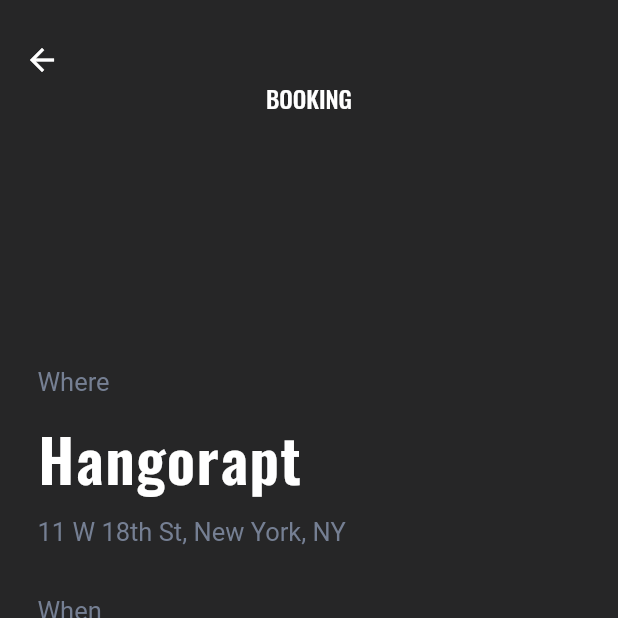
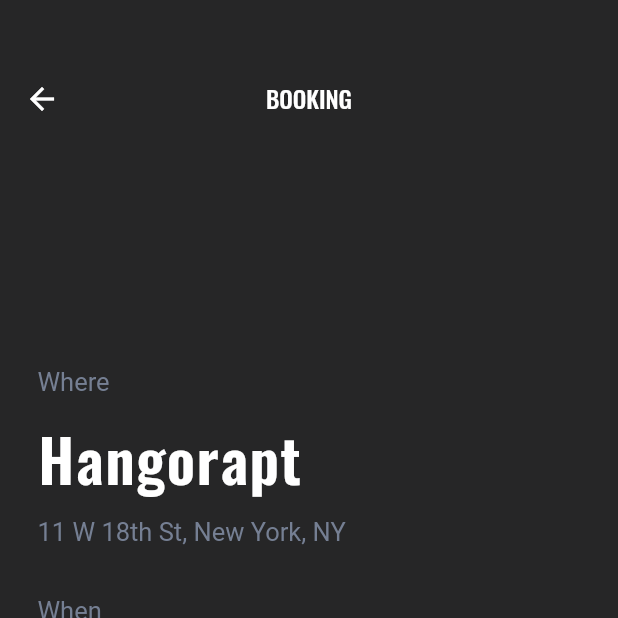
Before and after one commit to ChinmayShringi/Haircut_FlutterUI, a Flutter app: the screen it shows after launch, after a tap on "BOOK", on a phone screen of 412 x 824 dp, the top half of it. Run offline on Flutter 3.47's test engine with Material 2 defaults, Android fonts, the phone set to English and light mode, and no system bars.

Commit message:
add dynamic

```diff
--- a/lib/booking.dart
+++ b/lib/booking.dart
@@ -2,6 +2,12 @@ import 'package:flutter/material.dart';
 import 'package:thebarber/confirm.dart';
 
 class BookingPage extends StatefulWidget {
+  final String cut;
+  final String time;
+  final String date;
+  BookingPage(
+      {Key key, @required this.cut, @required this.time, @required this.date})
+      : super(key: key);
   @override
   _BookingPageState createState() => _BookingPageState();
 }
@@ -14,6 +20,14 @@ class _BookingPageState extends State<BookingPage> {
       backgroundColor: Color.fromRGBO(38, 38, 39, 1),
       appBar: AppBar(
         toolbarHeight: 80,
+        leading: Container(
+          padding: EdgeInsets.only(top: size.height / 18),
+          child: IconButton(
+            icon: Icon(Icons.arrow_back, color: Colors.white),
+            onPressed: () => Navigator.of(context).pop(),
+          ),
+        ),
+        automaticallyImplyLeading: false,
         elevation: 0.0,
         backgroundColor: Colors.transparent,
         title: Container(
@@ -88,7 +102,7 @@ class _BookingPageState extends State<BookingPage> {
                 Container(
                   padding: EdgeInsets.symmetric(vertical: size.height / 80),
                   child: Text(
-                    'Oct 18, 12:30 AM',
+                    'Oct ' + this.widget.date + ', ' + this.widget.time + ' AM',
                     style: TextStyle(
                         fontFamily: 'Oswald',
                         color: Colors.white,
@@ -153,7 +167,7 @@ class _BookingPageState extends State<BookingPage> {
                           context,
                           MaterialPageRoute(
                               builder: (BuildContext context) =>
-                                  ConfirmPage()));
+                                  ConfirmPage(cut: this.widget.cut)));
                     },
                     child: Container(
                         height: 70.0,
--- a/lib/home.dart
+++ b/lib/home.dart
@@ -9,6 +9,7 @@ class HomePage extends StatefulWidget {
 class _HomePageState extends State<HomePage> {
   var selectedDate = 18;
   var selectedBarber = 'Jonathan';
+  var selectedBarberPhoto = 'assets/style1.jpg';
   var selectedTime = '12:30';
 
   @override
@@ -122,7 +123,10 @@ class _HomePageState extends State<HomePage> {
                 Navigator.push(
                     context,
                     MaterialPageRoute(
-                        builder: (BuildContext context) => BookingPage()));
+                        builder: (BuildContext context) => BookingPage(
+                            time: this.selectedTime,
+                            date: this.selectedDate.toString(),
+                            cut: this.selectedBarberPhoto)));
               },
               child: Container(
                   height: 70.0,
@@ -233,6 +237,7 @@ class _HomePageState extends State<HomePage> {
             ),
             InkWell(
               onTap: () {
+                this.selectedBarberPhoto = imgPath;
                 selectBarber(name);
               },
               child: Container(
```
Also changed, not shown: lib/confirm.dart (+10 -1 lines).
